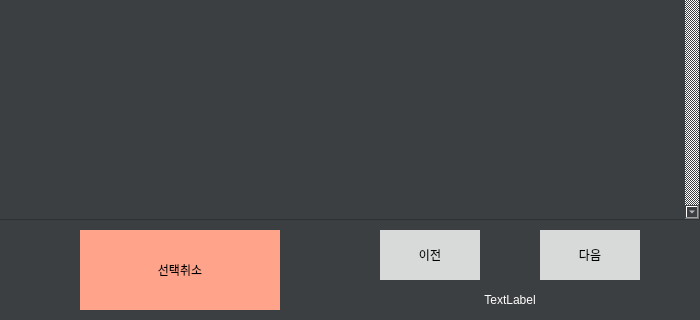
The window that GUI/newwindow.ui (HaKaTaHan/Document_Classifier) describes before a commit, drawn with Qt 5; both pictures show x 580 to 1280 and y 400 to 720 of the 1280 by 720 pixel window.
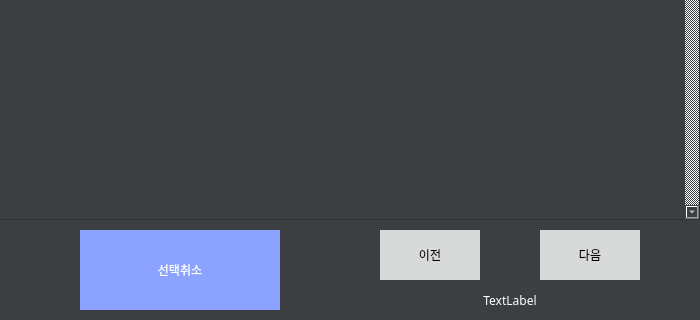
The same window after the commit. The open tabs and pages were chosen to show the change. Icons and pictures are not drawn.

```diff
--- a/GUI/newwindow.ui
+++ b/GUI/newwindow.ui
@@ -31,6 +31,9 @@
   <property name="windowTitle">
    <string>Document Classifier</string>
   </property>
+  <property name="styleSheet">
+   <string notr="true"/>
+  </property>
   <widget class="QStackedWidget" name="stackedWidget">
    <property name="geometry">
     <rect>
@@ -267,8 +270,14 @@
        <height>80</height>
       </rect>
      </property>
+     <property name="font">
+      <font>
+       <family>맑은 고딕 Semilight</family>
+      </font>
+     </property>
      <property name="styleSheet">
-      <string notr="true">background-color: rgb(255, 163, 139);
+      <string notr="true">background-color: rgb(139, 163, 255);
+color: rgb(255, 255, 255);
 border: 0px;</string>
      </property>
      <property name="text">
@@ -301,6 +310,11 @@
        <height>20</height>
       </rect>
      </property>
+     <property name="font">
+      <font>
+       <family>맑은 고딕 Semilight</family>
+      </font>
+     </property>
      <property name="styleSheet">
       <string notr="true">color: rgb(255, 255, 255);</string>
      </property>
```
Left out of the diff: 96 changed lines with no effect on the pictures.
